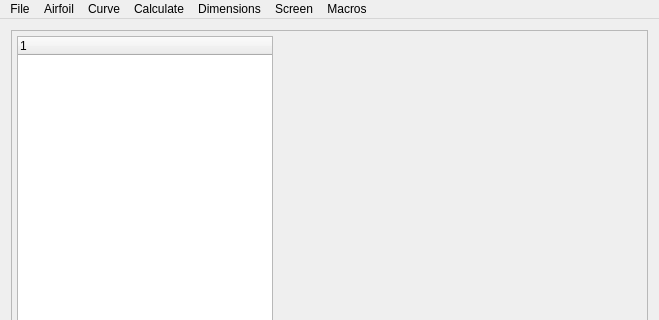
Above: curve/curvewindow.ui from SoloMainDeveloper/TurbineQC before the change; both pictures show x 0 to 659 and y 0 to 320 of the 659 by 463 pixel window. Below: the same form after it.
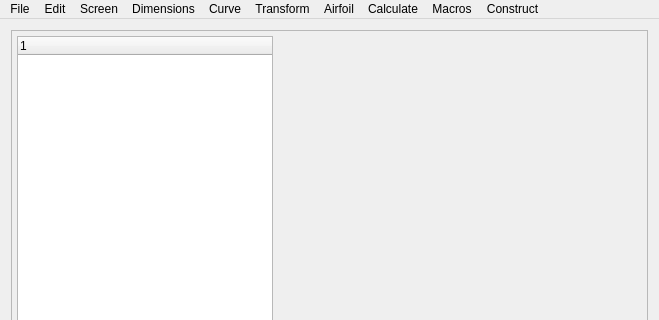
That is the form after the change. Custom widgets are drawn as their Qt base class.

```diff
--- a/curve/curvewindow.ui
+++ b/curve/curvewindow.ui
@@ -181,13 +181,36 @@
     </property>
     <addaction name="actionShowMacrosWindow"/>
    </widget>
+   <widget class="QMenu" name="menuTransform">
+    <property name="title">
+     <string>Transform</string>
+    </property>
+    <addaction name="actionShift"/>
+    <addaction name="actionRotate"/>
+    <addaction name="actionAlignment"/>
+   </widget>
+   <widget class="QMenu" name="menuEdit">
+    <property name="title">
+     <string>Edit</string>
+    </property>
+    <addaction name="actionEdit_Part_Data"/>
+   </widget>
+   <widget class="QMenu" name="menuConstruct">
+    <property name="title">
+     <string>Construct</string>
+    </property>
+    <addaction name="actionText"/>
+   </widget>
    <addaction name="menuFile"/>
-   <addaction name="menuAirfoil"/>
+   <addaction name="menuEdit"/>
+   <addaction name="menuScreen"/>
+   <addaction name="menuDimensions"/>
    <addaction name="menuCurve"/>
+   <addaction name="menuTransform"/>
+   <addaction name="menuAirfoil"/>
    <addaction name="menuCalculate"/>
-   <addaction name="menuDimensions"/>
-   <addaction name="menuScreen"/>
    <addaction name="menuMacros"/>
+   <addaction name="menuConstruct"/>
   </widget>
   <action name="actionAssignTolerancesToNominal">
    <property name="text">
```
Left out of the diff: 44 changed lines with no effect on the pictures.
